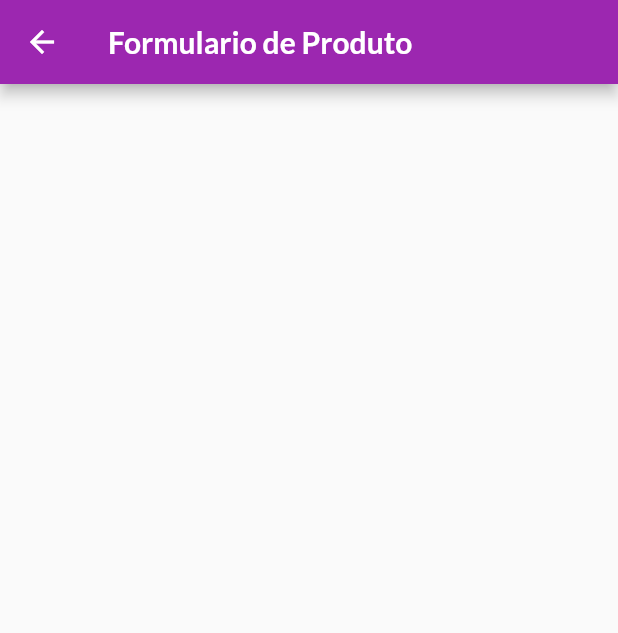
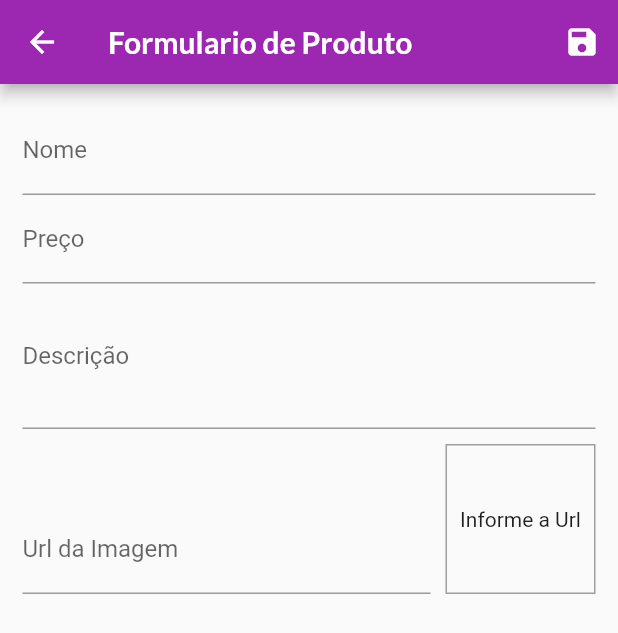
Before and after one commit to jfcbxp/flutter-shop-curso, a Flutter app: the ProductFormPage screen opened by its route, on a phone screen of 412 x 824 dp. Shown: the top 633 px of the screen. Run offline on Flutter 3.47's test engine with Material 2 defaults, Android fonts, the phone set to English and light mode, and no system bars; network calls fail.

Commit message:
adicionado formulario

```diff
--- a/lib/pages/product_form_page.dart
+++ b/lib/pages/product_form_page.dart
@@ -1,4 +1,7 @@
+import 'dart:math';
+
 import 'package:flutter/material.dart';
+import 'package:shop/model/product.dart';
 
 class ProductFormPage extends StatefulWidget {
   const ProductFormPage({super.key});
@@ -8,11 +11,121 @@ class ProductFormPage extends StatefulWidget {
 }
 
 class _ProductFormPageState extends State<ProductFormPage> {
+  final _priceFocus = FocusNode();
+  final _descriptionFocus = FocusNode();
+  final _imageUrlFocus = FocusNode();
+  final _imageUrlController = TextEditingController();
+  final _formKey = GlobalKey<FormState>();
+  final _formData = Map<String, Object>();
+
+  @override
+  void dispose() {
+    _priceFocus.dispose();
+    _descriptionFocus.dispose();
+    _imageUrlFocus.dispose();
+//    _imageUrlFocus.removeListener(updateImage);
+    super.dispose();
+  }
+
+  @override
+  void initState() {
+    //   _imageUrlFocus.addListener(updateImage);
+    super.initState();
+  }
+
+  void updateImage() {
+    setState(() {});
+  }
+
+  void _submitForm() {
+    _formKey.currentState?.save();
+    final newProduct = Product(
+        id: Random().nextDouble().toString(),
+        title: _formData['name'] as String,
+        description: _formData['description'] as String,
+        price: _formData['price'] as double,
+        imageUrl: _formData['imageUrl'] as String);
+  }
+
   @override
   Widget build(BuildContext context) {
     return Scaffold(
       appBar: AppBar(
         title: Text('Formulario de Produto'),
+        actions: [IconButton(onPressed: _submitForm, icon: Icon(Icons.save))],
+      ),
+      body: Padding(
+        padding: const EdgeInsets.all(15),
+        child: Form(
+            key: _formKey,
+            child: ListView(
+              children: [
+                TextFormField(
+                  decoration: InputDecoration(labelText: 'Nome'),
+                  textInputAction: TextInputAction.next,
+                  onFieldSubmitted: (_) {
+                    FocusScope.of(context).requestFocus(_priceFocus);
+                  },
+                  onSaved: (data) => _formData['name'] = data ?? '',
+                ),
+                TextFormField(
+                  decoration: InputDecoration(labelText: 'Preço'),
+                  textInputAction: TextInputAction.next,
+                  focusNode: _priceFocus,
+                  keyboardType: TextInputType.numberWithOptions(decimal: true),
+                  onFieldSubmitted: (_) {
+                    FocusScope.of(context).requestFocus(_descriptionFocus);
+                  },
+                  onSaved: (data) =>
+                      _formData['price'] = double.parse(data ?? '0'),
+                ),
+                TextFormField(
+                  decoration: InputDecoration(labelText: 'Descrição'),
+                  textInputAction: TextInputAction.next,
+                  focusNode: _descriptionFocus,
+                  keyboardType: TextInputType.multiline,
+                  maxLines: 3,
+                  onFieldSubmitted: (_) {
+                    FocusScope.of(context).requestFocus(_imageUrlFocus);
+                  },
+                  onSaved: (data) => _formData['description'] = data ?? '',
+                ),
+                Row(
+                  crossAxisAlignment: CrossAxisAlignment.end,
+                  children: [
+                    Expanded(
+                      child: TextFormField(
+                        decoration: InputDecoration(labelText: 'Url da Imagem'),
+                        textInputAction: TextInputAction.done,
+                        focusNode: _imageUrlFocus,
+                        keyboardType: TextInputType.url,
+                        controller: _imageUrlController,
+                        onFieldSubmitted: (_) => _submitForm(),
+                        onChanged: (value) => updateImage(),
+                        onSaved: (data) => _formData['imageUrl'] = data ?? '',
+                      ),
+                    ),
+                    Container(
+                      height: 100,
+                      width: 100,
+                      margin: EdgeInsets.only(
+                        top: 10,
+                        left: 10,
+                      ),
+                      decoration: BoxDecoration(
+                          border: Border.all(color: Colors.grey, width: 1)),
+                      alignment: Alignment.center,
+                      child: _imageUrlController.text.isEmpty
+                          ? Text('Informe a Url')
+                          : FittedBox(
+                              child: Image.network(_imageUrlController.text),
+                              fit: BoxFit.cover,
+                            ),
+                    )
+                  ],
+                ),
+              ],
+            )),
       ),
     );
   }
```
